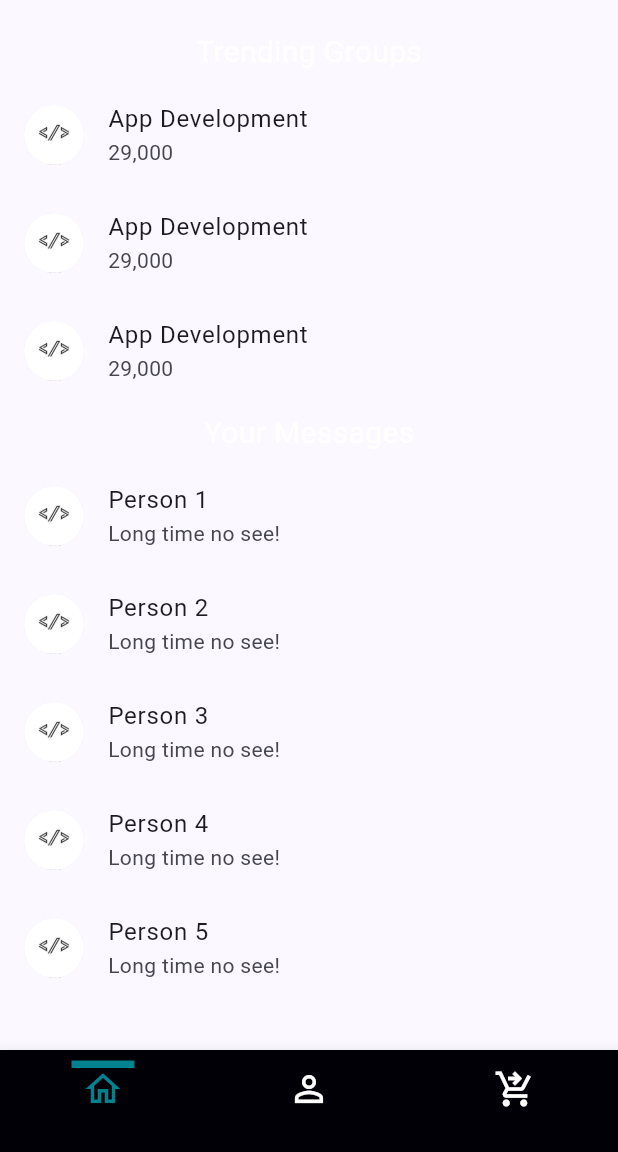
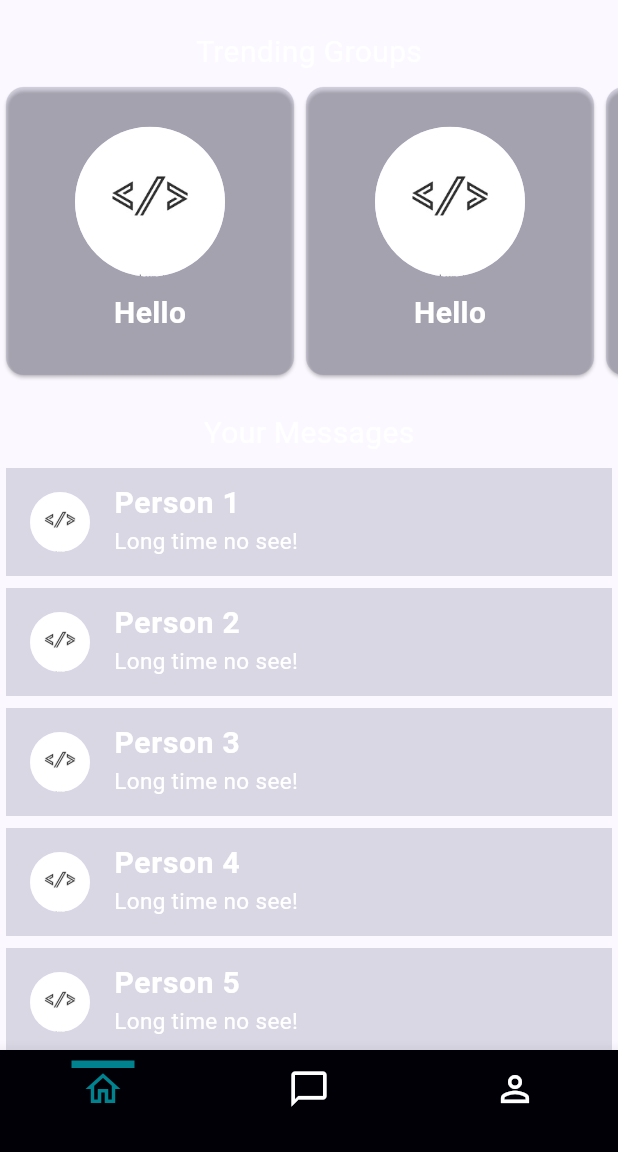
Before and after one commit to Himasnhu-AT/seniorconnect, a Flutter app: the BottomBar screen opened directly, on a phone screen of 412 x 824 dp, the part 84-1236 px from its top. Run offline on Flutter 3.47's test engine with Material 2 defaults, Android fonts, the phone set to English and light mode, and no system bars.

Commit message:
commit 2

```diff
--- /dev/null
+++ b/lib/constants/chatshowcase/devgroupchartcard.dart
@@ -0,0 +1,54 @@
+import 'package:flutter/material.dart';
+
+class DevGroupChartCard extends StatelessWidget {
+  final String imageAddress;
+  final String groupName;
+  final String memberDetails;
+  final String id;
+  final VoidCallback onTap;
+
+  const DevGroupChartCard({
+    Key? key,
+    required this.imageAddress,
+    required this.groupName,
+    required this.memberDetails,
+    required this.id,
+    required this.onTap,
+  }) : super(key: key);
+
+  @override
+  Widget build(BuildContext context) {
+    return Container(
+      height: 200,
+      width: 200, // Set a fixed width for the card
+      child: Card(
+        color: const Color.fromARGB(
+            56, 99, 99, 133), // Set the background color of the card
+        child: Row(
+          children: [
+            Expanded(
+              child: Column(
+                mainAxisAlignment: MainAxisAlignment.center,
+                children: [
+                  CircleAvatar(
+                    backgroundImage: AssetImage(imageAddress),
+                    radius: 50, // Adjust the radius to make the image larger
+                  ),
+                  SizedBox(height: 10), // Add some space between image and text
+                  Text(
+                    groupName,
+                    style: const TextStyle(
+                      color: Colors.white,
+                      fontSize: 20,
+                      fontWeight: FontWeight.bold,
+                    ),
+                  ),
+                ],
+              ),
+            ),
+          ],
+        ),
+      ),
+    );
+  }
+}
--- a/lib/constants/chatshowcase/devgroupchaticon.dart
+++ b/lib/constants/chatshowcase/devgroupchaticon.dart
@@ -1,4 +1,5 @@
 import 'package:flutter/material.dart';
+import 'package:seniorconnect/constants/Global_Variables.dart';
 
 class DevGroupChatIcon extends StatelessWidget {
   final String imageAddress;
@@ -18,13 +19,31 @@ class DevGroupChatIcon extends StatelessWidget {
 
   @override
   Widget build(BuildContext context) {
-    return ListTile(
-      leading: CircleAvatar(
-        backgroundImage: AssetImage(imageAddress),
+    return Padding(
+      padding: const EdgeInsets.all(4.0),
+      child: ListTile(
+        tileColor: const Color.fromARGB(56, 99, 99, 133),
+        leading: CircleAvatar(
+          backgroundImage: AssetImage(imageAddress),
+        ),
+        title: Text(
+          groupName,
+          style: const TextStyle(
+            color: Colors.white,
+            fontSize: 20,
+            fontWeight: FontWeight.bold,
+          ),
+        ),
+        subtitle: Text(
+          memberDetails,
+          style: const TextStyle(
+            color: Colors.white,
+            fontSize: 15,
+            fontWeight: FontWeight.w400,
+          ),
+        ),
+        onTap: onTap,
       ),
-      title: Text(groupName),
-      subtitle: Text(memberDetails),
-      onTap: onTap,
     );
   }
 }
--- a/lib/constants/widget/navigationbarhomescreen.dart
+++ b/lib/navigationbarhomescreen.dart
@@ -1,8 +1,8 @@
 import 'package:flutter/material.dart';
+import 'package:seniorconnect/screen/homescreens/chatmaingroup.dart';
 import 'package:seniorconnect/screen/homescreens/homescreen.dart';
-import 'package:seniorconnect/screen/login/login.dart';
 
-import '../Global_Variables.dart';
+import 'constants/Global_Variables.dart';
 // import 'package:badges/badges.dart';
 
 class BottomBar extends StatefulWidget {
@@ -20,7 +20,7 @@ class _BottomBarState extends State<BottomBar> {
 
   List<Widget> pages = [
     const HomeScreen(),
-    const Loginpage(),
+    const ShowChatMainGroup(),
     const Center(
       child: Text('Cart Page'),
     ),
@@ -82,7 +82,7 @@ class _BottomBarState extends State<BottomBar> {
                 ),
               ),
               child: const Icon(
-                Icons.person_outline_outlined,
+                Icons.chat_bubble_outline_outlined,
               ),
             ),
             label: '',
@@ -104,7 +104,7 @@ class _BottomBarState extends State<BottomBar> {
                 ),
               ),
               child: const Icon(
-                Icons.shopping_cart_checkout_outlined,
+                Icons.person_outline_outlined,
               ),
             ),
             label: '',
--- a/lib/screen/chatscreens/trendinggroups.dart
+++ b/lib/screen/chatscreens/trendinggroups.dart
@@ -1,6 +1,6 @@
 import 'package:flutter/material.dart';
 import 'package:seniorconnect/constants/Global_Variables.dart';
-import 'package:seniorconnect/constants/chatshowcase/devgroupchaticon.dart';
+import 'package:seniorconnect/constants/chatshowcase/devgroupchartcard.dart';
 
 class TrendingGroupChat extends StatefulWidget {
   const TrendingGroupChat({Key? key}) : super(key: key);
@@ -12,44 +12,77 @@ class TrendingGroupChat extends StatefulWidget {
 class _TrendingGroupChatState extends State<TrendingGroupChat> {
   @override
   Widget build(BuildContext context) {
-    return Column(
+    return Row(
       children: [
-        DevGroupChatIcon(
+        DevGroupChartCard(
+          imageAddress: GlobalVariable.groupicon,
+          groupName: 'Hello',
+          memberDetails: '2900',
           id: '12',
-          imageAddress: GlobalVariable.groupicon,
-          groupName: 'App Development',
-          memberDetails: '29,000',
           onTap: () => {},
         ),
-        DevGroupChatIcon(
+        DevGroupChartCard(
+          imageAddress: GlobalVariable.groupicon,
+          groupName: 'Hello',
+          memberDetails: '2900',
           id: '12',
-          imageAddress: GlobalVariable.groupicon,
-          groupName: 'App Development',
-          memberDetails: '29,000',
           onTap: () => {},
         ),
-        DevGroupChatIcon(
+        DevGroupChartCard(
+          imageAddress: GlobalVariable.groupicon,
+          groupName: 'Hello',
+          memberDetails: '2900',
           id: '12',
-          imageAddress: GlobalVariable.groupicon,
-          groupName: 'App Development',
-          memberDetails: '29,000',
           onTap: () => {},
         ),
-        DevGroupChatIcon(
+        DevGroupChartCard(
+          imageAddress: GlobalVariable.groupicon,
+          groupName: 'Hello',
+          memberDetails: '2900',
           id: '12',
-          imageAddress: GlobalVariable.groupicon,
-          groupName: 'App Development',
-          memberDetails: '29,000',
-          onTap: () => {},
-        ),
-        DevGroupChatIcon(
-          id: '12',
-          imageAddress: GlobalVariable.groupicon,
-          groupName: 'App Development',
-          memberDetails: '29,000',
           onTap: () => {},
         ),
       ],
     );
+//     return Column(
+//       children: [
+//         DevGroupChatIcon(
+//           id: '12',
+//           imageAddress: GlobalVariable.groupicon,
+//           groupName: 'App Development',
+//           memberDetails: '29,000',
+//           onTap: () => {},
+//         ),
+//         DevGroupChatIcon(
+//           id: '12',
+//           imageAddress: GlobalVariable.groupicon,
+//           groupName: 'App Development',
+//           memberDetails: '29,000',
+//           onTap: () => {},
+//         ),
+//         DevGroupChatIcon(
+//           id: '12',
+//           imageAddress: GlobalVariable.groupicon,
+//           groupName: 'App Development',
+//           memberDetails: '29,000',
+//           onTap: () => {},
+//         ),
+//         DevGroupChatIcon(
+//           id: '12',
+//           imageAddress: GlobalVariable.groupicon,
+//           groupName: 'App Development',
+//           memberDetails: '29,000',
+//           onTap: () => {},
+//         ),
+//         DevGroupChatIcon(
+//           id: '12',
+//           imageAddress: GlobalVariable.groupicon,
+//           groupName: 'App Development',
+//           memberDetails: '29,000',
+//           onTap: () => {},
+//         ),
+//       ],
+//     );
+//   }
   }
 }
--- a/lib/screen/homescreens/chatmaingroup.dart
+++ b/lib/screen/homescreens/chatmaingroup.dart
@@ -1,13 +1,44 @@
+// ignore_for_file: sized_box_for_whitespace
 import 'package:flutter/material.dart';
+import 'package:seniorconnect/constants/Global_Variables.dart';
+import 'package:seniorconnect/screen/chatscreens/trendinggroups.dart';
+import 'package:seniorconnect/screen/chatscreens/yourmessages.dart';
 
-class ChatMainView extends StatelessWidget {
-  const ChatMainView({super.key});
+class ShowChatMainGroup extends StatefulWidget {
+  static const String routeName = '/home';
+  const ShowChatMainGroup({Key? key}) : super(key: key);
 
   @override
+  State<ShowChatMainGroup> createState() => _HomeScreenState();
+}
+
+class _HomeScreenState extends State<ShowChatMainGroup> {
+  @override
   Widget build(BuildContext context) {
-    return const Scaffold(
-      body: Center(
-        child: Text('Chat Page'),
+    return Scaffold(
+      appBar: AppBar(
+        title: const Text(
+          'Messages',
+          style: TextStyle(
+            fontSize: 25,
+            fontWeight: FontWeight.w600,
+            color: Colors.white,
+          ),
+        ),
+        backgroundColor: GlobalVariable.backgroundColor,
+      ),
+      body: SingleChildScrollView(
+        child: Column(
+          children: [
+            const SizedBox(height: 5),
+            Container(
+              width: double.infinity,
+              child: const SingleChildScrollView(
+                child: UsersMessages(numberOfChats: 25),
+              ),
+            ),
+          ],
+        ),
       ),
     );
   }
--- a/lib/screen/homescreens/homescreen.dart
+++ b/lib/screen/homescreens/homescreen.dart
@@ -28,7 +28,6 @@ class _HomeScreenState extends State<HomeScreen> {
         backgroundColor: GlobalVariable.backgroundColor,
       ),
       body: SingleChildScrollView(
-        scrollDirection: Axis.vertical,
         child: Column(
           children: [
             const SizedBox(height: 20),
@@ -42,9 +41,10 @@ class _HomeScreenState extends State<HomeScreen> {
             ),
             const SizedBox(height: 5),
             Container(
-              width: double.infinity,
+              // width: double.infinity,
               height: 200,
               child: const SingleChildScrollView(
+                scrollDirection: Axis.horizontal,
                 child: TrendingGroupChat(),
               ),
             ),
--- a/lib/screen/login/login.dart
+++ b/lib/screen/login/login.dart
@@ -1,6 +1,6 @@
 import 'package:flutter/material.dart';
 import 'package:seniorconnect/constants/widget/button.dart';
-import 'package:seniorconnect/constants/widget/navigationbarhomescreen.dart';
+import 'package:seniorconnect/navigationbarhomescreen.dart';
 import 'package:seniorconnect/constants/widget/text_feild_sign.dart';
 
 class Loginpage extends StatelessWidget {
```
Also changed, not shown: assests/image/profilephoto.png (added).
